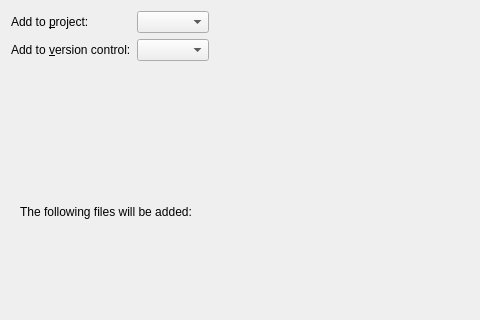
The window that src/plugins/projectexplorer/projectwizardpage.ui (qt-creator/qt-creator) describes before a commit, drawn with Qt 5; both pictures show x 0 to 480 and y 0 to 320 of the 619 by 414 pixel window.
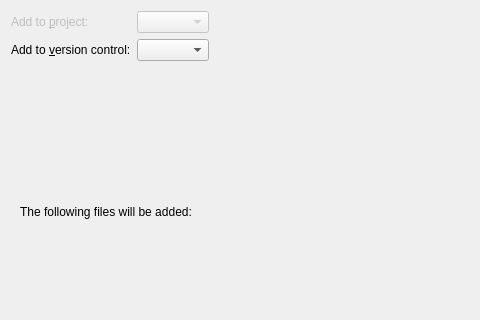
The same window after the commit.

Commit message:
Disable the 'Add to project' part when there are no projects
Or when the list is empty because it is not supported, like when
creating a new project.

What changed in the file:
```diff
--- a/src/plugins/projectexplorer/projectwizardpage.ui
+++ b/src/plugins/projectexplorer/projectwizardpage.ui
@@ -21,6 +21,9 @@
      </property>
      <item row="0" column="0">
       <widget class="QLabel" name="projectLabel">
+       <property name="enabled">
+        <bool>false</bool>
+       </property>
        <property name="text">
         <string>Add to &amp;project:</string>
        </property>
@@ -31,6 +34,9 @@
      </item>
      <item row="0" column="1">
       <widget class="QComboBox" name="projectComboBox">
+       <property name="enabled">
+        <bool>false</bool>
+       </property>
       </widget>
      </item>
      <item row="1" column="0">
```
Left out of the diff: 3 changed lines with no effect on the pictures. The commit also changes 1 other file.
